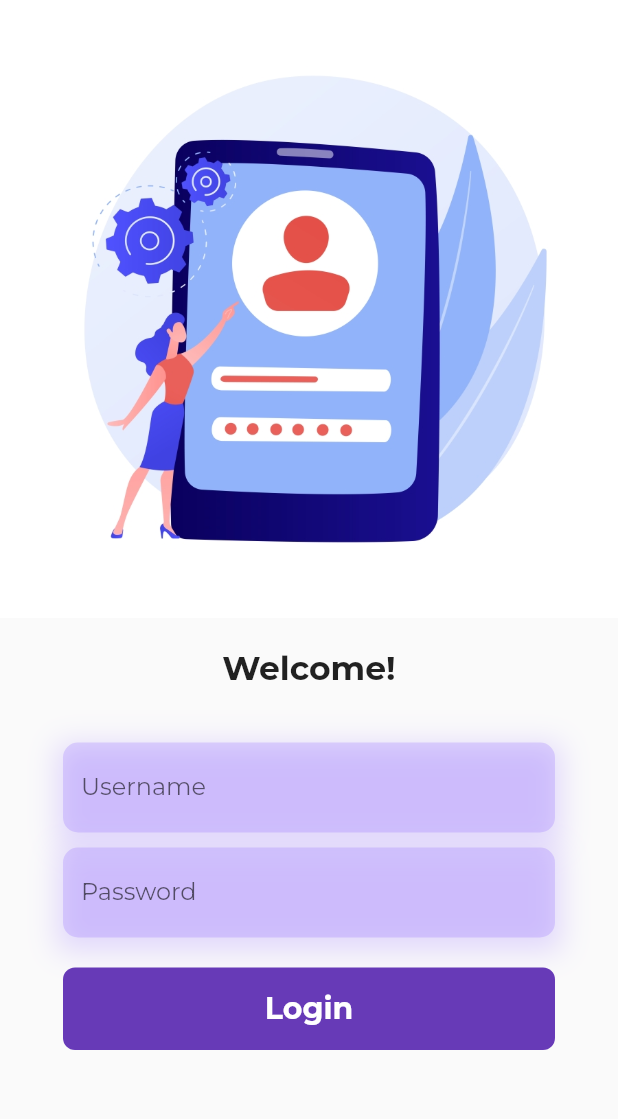
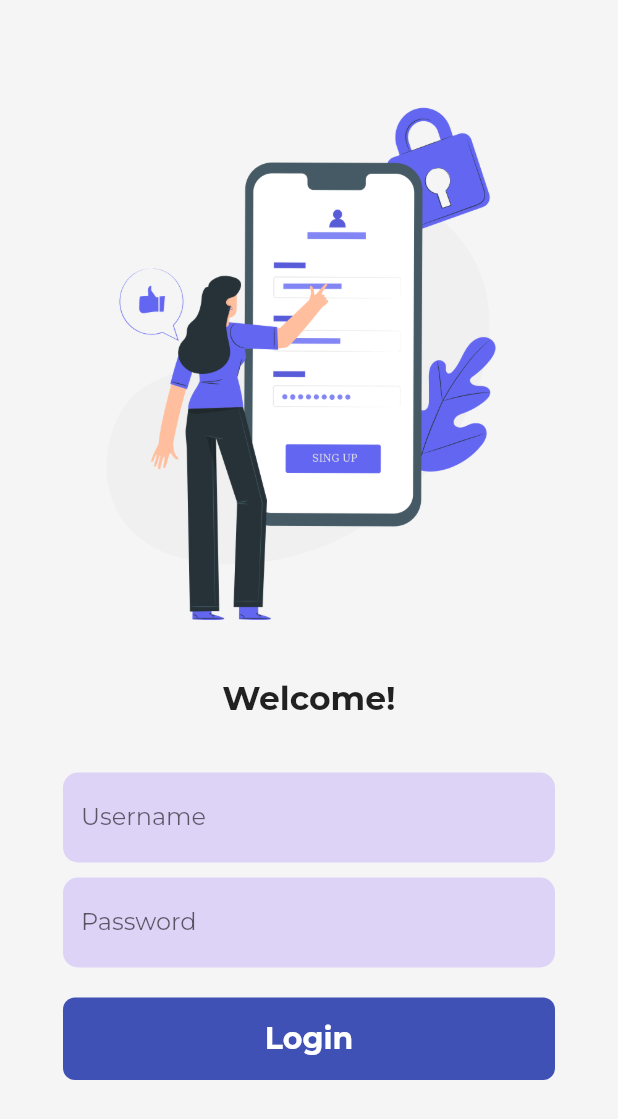
Before and after one commit to itspritthakkar/FlutterCatalogue, a Flutter app: the screen it shows after launch, on a phone screen of 412 x 824 dp. Shown: the top 1119 px of the screen. Run offline on Flutter 3.47's test engine with Material 2 defaults, Android fonts, the phone set to English and light mode, and no system bars; our stand-ins replace google_fonts, like_button, velocity_x.

Commit message:
Day13 Commit (Dark Theme)

```diff
--- /dev/null
+++ b/lib/config/palette.dart
@@ -0,0 +1,18 @@
+import 'package:flutter/material.dart';
+class Palette {
+  static const MaterialColor darkBluish = MaterialColor(
+    0xFF403B58, // 0% comes in here, this will be color picked if no shade is selected when defining a Color property which doesn’t require a swatch.
+    <int, Color>{
+      50: Color(0xFFF6F6F7),
+      100: Color(0xFFECECEF),
+      200: Color(0xFFD0CED6),
+      300: Color(0xFFB1AFBB),
+      400: Color(0xFF7A768B),
+      500: Color(0xFF403B58),
+      600: Color(0xFF39354F),
+      700: Color(0xFF272435),
+      800: Color(0xFF1D1B28),
+      900: Color(0xFF13121A),
+    },
+  );
+}
--- a/lib/main.dart
+++ b/lib/main.dart
@@ -1,4 +1,5 @@
 import 'package:flutter/material.dart';
+import 'package:myapp/screens/cart.dart';
 import 'package:myapp/utils/routes.dart';
 import 'package:flutter/services.dart';
 import 'package:myapp/widgets/themes.dart';
@@ -21,13 +22,14 @@ class MyApp extends StatelessWidget {
   Widget build(BuildContext context) {
     return MaterialApp(
       debugShowCheckedModeBanner: false,
-      themeMode: ThemeMode.light,
+      themeMode: ThemeMode.system,
       theme: AppTheme.lightTheme(context),
       darkTheme: AppTheme.darkTheme(context),
       initialRoute: "/login",
       routes: {
         AppRoutes.homeRoute: (context) => const Home(),
         AppRoutes.loginRoute: (context) => const Login(),
+        AppRoutes.cartRoute: (context) => const Cart(),
       },
     );
   }
--- a/lib/screens/home.dart
+++ b/lib/screens/home.dart
@@ -4,7 +4,6 @@ import 'package:flutter/cupertino.dart';
 import 'package:flutter/material.dart';
 import 'package:flutter/services.dart';
 import 'package:myapp/models/catalog.dart';
-import 'package:myapp/widgets/themes.dart';
 import 'package:myapp/widgets/home_widgets/catalog_header.dart';
 import 'package:myapp/widgets/home_widgets/grid_layout.dart';
 import 'package:myapp/widgets/home_widgets/list_layout.dart';
@@ -57,7 +56,7 @@ class _HomeState extends State<Home> {
   @override
   Widget build(BuildContext context) {
     return Scaffold(
-      backgroundColor: AppTheme.creamColor,
+      backgroundColor: Theme.of(context).canvasColor,
       body: SafeArea(
         child: Container(
           padding: const EdgeInsets.symmetric(horizontal: 12.0),
@@ -91,7 +90,7 @@ class _HomeState extends State<Home> {
                                             changeLayout("list")
                                           },
                                           child: const Icon(
-                                              CupertinoIcons.rectangle_grid_1x2
+                                              CupertinoIcons.rectangle_grid_1x2,
                                           ),
                                         ),
                                       ),
--- a/lib/screens/login.dart
+++ b/lib/screens/login.dart
@@ -38,11 +38,11 @@ class _LoginState extends State<Login> {
         key: _formKey,
         child: Column(
           children: [
+            const SizedBox(height: 40.00),
             Image.asset(
-              "assets/images/login.jpg",
+              "assets/images/login.png",
               fit: BoxFit.cover,
             ),
-            const SizedBox(height: 20.00),
             Text(
                 "Welcome$username!",
                 style: const TextStyle(fontSize: 22, fontWeight: FontWeight.bold)
@@ -79,16 +79,6 @@ class _LoginState extends State<Login> {
                         setState(() {});
                       },
                     ),
-                    decoration: BoxDecoration(
-                      boxShadow: [
-                        BoxShadow(
-                          color: Colors.deepPurpleAccent.withOpacity(0.2),
-                          spreadRadius: 4,
-                          blurRadius: 15,
-                          offset: const Offset(0, 5),
-                        ),
-                      ],
-                    ),
                   ),
                   const SizedBox(height: 10.00),
                   Container(
@@ -112,20 +102,10 @@ class _LoginState extends State<Login> {
                       //   return null;
                       // },
                     ),
-                    decoration: BoxDecoration(
-                      boxShadow: [
-                        BoxShadow(
-                          color: Colors.deepPurpleAccent.withOpacity(0.2),
-                          spreadRadius: 4,
-                          blurRadius: 15,
-                          offset: const Offset(0, 5),
-                        ),
-                      ],
-                    ),
                   ),
                   const SizedBox(height: 20.00),
                   Material(
-                    color: Colors.deepPurple,
+                    color: Colors.indigo,
                     borderRadius: BorderRadius.circular(changeButton ? 10 : 8),
                     child: InkWell(
                       onTap: () => moveToHome(context),
--- a/lib/utils/routes.dart
+++ b/lib/utils/routes.dart
@@ -2,4 +2,5 @@ class AppRoutes{
   static String loginRoute = "/login";
   static String homeRoute = "/";
   static String homeDetailsRoute = "/details";
+  static String cartRoute = "/cart";
 }
--- a/lib/widgets/themes.dart
+++ b/lib/widgets/themes.dart
@@ -1,10 +1,16 @@
 import 'package:flutter/material.dart';
 import 'package:google_fonts/google_fonts.dart';
+import 'package:myapp/config/palette.dart';
 
 class AppTheme{
   static ThemeData lightTheme(BuildContext context) => ThemeData(
-    primarySwatch: Colors.deepPurple,
     fontFamily: GoogleFonts.montserrat().fontFamily,
+    cardColor: Colors.white,
+    buttonTheme: ButtonThemeData(
+        buttonColor: darkBluishColor
+    ),
+    iconTheme: const IconThemeData(color: Colors.black),
+    canvasColor: bgColor,
     appBarTheme: AppBarTheme(
         color: Colors.white,
         elevation: 0.0,
@@ -12,14 +18,30 @@ class AppTheme{
         toolbarTextStyle: Theme.of(context).textTheme.bodyMedium,
         titleTextStyle: Theme.of(context).textTheme.titleLarge
     ),
+    colorScheme: ColorScheme.fromSwatch(primarySwatch: Palette.darkBluish, brightness: Brightness.light).copyWith(primary: AppTheme.darkBluishColor, secondary: Colors.black, primaryContainer: Palette.darkBluish.shade800)
   );
 
   static ThemeData darkTheme(BuildContext context) => ThemeData(
-    brightness: Brightness.dark,
+    fontFamily: GoogleFonts.montserrat().fontFamily,
+    cardColor: Colors.black26,
+    buttonTheme: ButtonThemeData(
+      buttonColor: lightBluishColor
+    ),
+    iconTheme: const IconThemeData(color: Colors.white),
+    canvasColor: darkBgColor,
+    appBarTheme: AppBarTheme(
+        color: Colors.black,
+        elevation: 0.0,
+        iconTheme: const IconThemeData(color: Colors.white),
+        toolbarTextStyle: Theme.of(context).textTheme.bodyMedium,
+        titleTextStyle: Theme.of(context).textTheme.titleLarge
+    ),
+    colorScheme: ColorScheme.fromSwatch(primarySwatch: Colors.lightBlue, brightness: Brightness.dark).copyWith(primary: Colors.white, secondary: Colors.indigo, primaryContainer: Colors.indigo),
   );
 
   // Colors
-  static Color creamColor = const Color(0xfff5f5f5);
+  static Color bgColor = const Color(0xfff5f5f5);
+  static Color darkBgColor = const Color(0xFF111827);
   static Color darkBluishColor = const Color(0xff403b58);
-
+  static Color lightBluishColor = const Color(0xFF6366F1);
 }
```
Also changed, not shown: lib/screens/cart.dart (added, +25 -0 lines), lib/screens/home_details.dart (+8 -27 lines), lib/widgets/home_widgets/catalog_header.dart (+22 -2 lines), lib/widgets/home_widgets/grid_widgets.dart (+22 -41 lines), lib/widgets/home_widgets/item_widgets.dart (+15 -28 lines), lib/widgets/like_widget.dart (added, +47 -0 lines), assets/images/login.jpg (deleted), assets/images/login.png (added).
